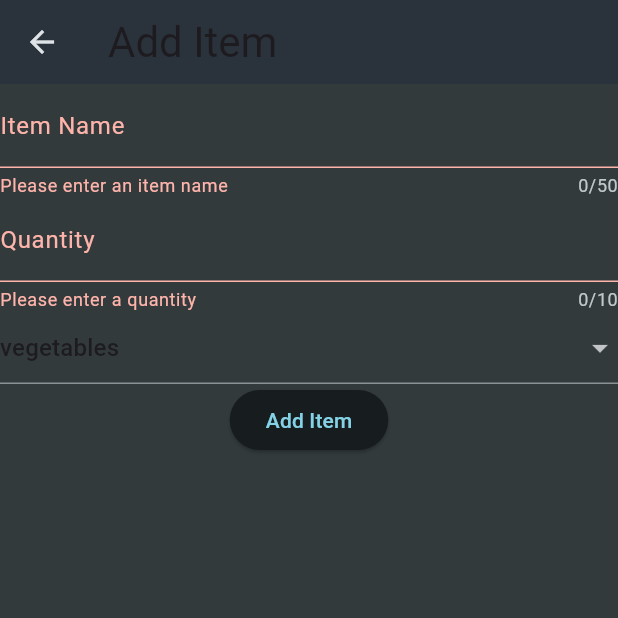
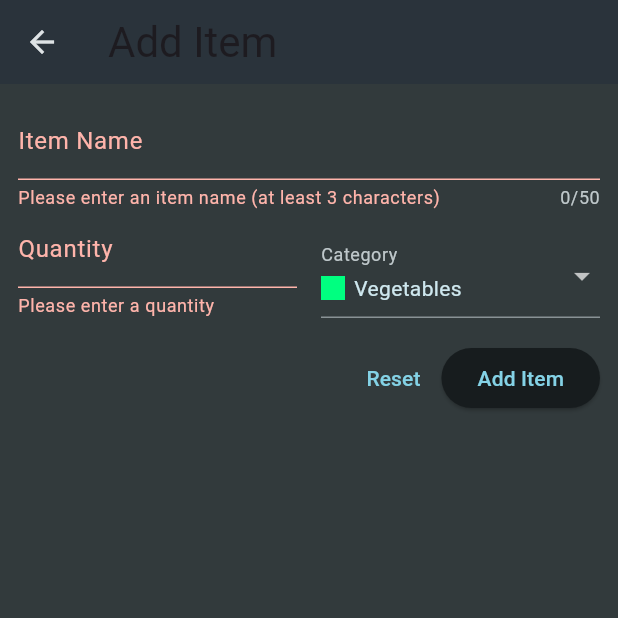
Before and after one commit to rizkyramdhonaputra/basandid-groceries-list, a Flutter app: the AddItemScreen screen opened by its route, after a tap on "Add Item", on a phone screen of 412 x 824 dp, the top half of it. Run offline on Flutter 3.47's test engine with Material 3 defaults, Android fonts, the phone set to English and light mode, and no system bars; our stand-ins replace flutter_riverpod, google_fonts; network calls fail.

```diff
--- a/lib/data/categories.dart
+++ b/lib/data/categories.dart
@@ -1,46 +1,21 @@
 import 'package:flutter/material.dart';
 import '../models/category_model.dart';
 
-
 const categories = {
-  Categories.vegetables: Category(
+  ItemCategories.vegetables: Category(
     'Vegetables',
     Color.fromARGB(255, 0, 255, 128),
   ),
-  Categories.fruit: Category(
-    'Fruit',
-    Color.fromARGB(255, 145, 255, 0),
-  ),
-  Categories.meat: Category(
-    'Meat',
-    Color.fromARGB(255, 255, 102, 0),
-  ),
-  Categories.dairy: Category(
-    'Dairy',
-    Color.fromARGB(255, 0, 208, 255),
-  ),
-  Categories.carbs: Category(
-    'Carbs',
-    Color.fromARGB(255, 0, 60, 255),
-  ),
-  Categories.sweets: Category(
-    'Sweets',
-    Color.fromARGB(255, 255, 149, 0),
-  ),
-  Categories.spices: Category(
-    'Spices',
-    Color.fromARGB(255, 255, 187, 0),
-  ),
-  Categories.convenience: Category(
+  ItemCategories.fruit: Category('Fruit', Color.fromARGB(255, 145, 255, 0)),
+  ItemCategories.meat: Category('Meat', Color.fromARGB(255, 255, 102, 0)),
+  ItemCategories.dairy: Category('Dairy', Color.fromARGB(255, 0, 208, 255)),
+  ItemCategories.carbs: Category('Carbs', Color.fromARGB(255, 0, 60, 255)),
+  ItemCategories.sweets: Category('Sweets', Color.fromARGB(255, 255, 149, 0)),
+  ItemCategories.spices: Category('Spices', Color.fromARGB(255, 255, 187, 0)),
+  ItemCategories.convenience: Category(
     'Convenience',
     Color.fromARGB(255, 191, 0, 255),
   ),
-  Categories.hygiene: Category(
-    'Hygiene',
-    Color.fromARGB(255, 149, 0, 255),
-  ),
-  Categories.other: Category(
-    'Other',
-    Color.fromARGB(255, 0, 225, 255),
-  ),
+  ItemCategories.hygiene: Category('Hygiene', Color.fromARGB(255, 149, 0, 255)),
+  ItemCategories.other: Category('Other', Color.fromARGB(255, 0, 225, 255)),
 };
--- a/lib/models/category_model.dart
+++ b/lib/models/category_model.dart
@@ -7,7 +7,7 @@ class Category {
   final Color color;
 }
 
-enum Categories {
+enum ItemCategories {
   vegetables,
   fruit,
   meat,
@@ -17,5 +17,5 @@ enum Categories {
   spices,
   convenience,
   hygiene,
-  other
+  other,
 }
--- a/lib/models/item_model.dart
+++ b/lib/models/item_model.dart
@@ -12,4 +12,30 @@ class Grocery {
   final String name;
   final int quantity;
   final Category category;
+
+  Grocery copyWith({
+    String? id,
+    String? name,
+    int? quantity,
+    Category? category,
+  }) {
+    return Grocery(
+      id: id ?? this.id,
+      name: name ?? this.name,
+      quantity: quantity ?? this.quantity,
+      category: category ?? this.category,
+    );
+  }
 }
+
+class GroceryInput {
+  const GroceryInput({
+    required this.name,
+    required this.quantity,
+    required this.category,
+  });
+
+  final String name;
+  final int quantity;
+  final Category category;
+}
--- a/lib/screens/additem_screen.dart
+++ b/lib/screens/additem_screen.dart
@@ -5,7 +5,6 @@ import 'package:aplikasi_shoppinglist/providers/groceriesdata_provider.dart';
 import 'package:flutter/material.dart';
 import 'package:flutter/services.dart';
 import 'package:flutter_riverpod/flutter_riverpod.dart';
-import 'package:uuid/uuid.dart';
 
 class AddItemScreen extends ConsumerStatefulWidget {
   const AddItemScreen({super.key});
@@ -16,33 +15,42 @@ class AddItemScreen extends ConsumerStatefulWidget {
 
 class _AddItemScreenState extends ConsumerState<AddItemScreen> {
   final _formKey = GlobalKey<FormState>();
-  final uuid = const Uuid();
-  final _itemNameController = TextEditingController();
-  final _quantityController = TextEditingController();
-  Category selectedCategoryController = categories[Categories.vegetables]!;
-
-  @override
-  void dispose() {
-    _itemNameController.dispose();
-    _quantityController.dispose();
-    super.dispose();
-  }
+  String _enteredItemName = '';
+  int _enteredItemQuantity = 0;
+  Category _selectedCategory = categories[ItemCategories.vegetables]!;
 
   void _submitForm() {
     if (!_formKey.currentState!.validate()) {
       return;
     }
+    _formKey.currentState!.save();
     ref
         .read(groceriesProvider.notifier)
         .addItem(
-          Grocery(
-            id: uuid.v4(),
-            name: _itemNameController.text,
-            quantity: int.tryParse(_quantityController.text)!,
-            category: selectedCategoryController,
+          GroceryInput(
+            name: _enteredItemName,
+            quantity: _enteredItemQuantity,
+            category: _selectedCategory,
           ),
         );
+    final snackbarProcess = ScaffoldMessenger.of(context);
     Navigator.pop(context);
+    snackbarProcess.clearSnackBars();
+    snackbarProcess.showSnackBar(
+      const SnackBar(
+        content: Text('Item added to the shopping list!'),
+        duration: Duration(seconds: 2),
+      ),
+    );
+  }
+
+  void _resetForm() {
+    _formKey.currentState!.reset();
+    setState(() {
+      _enteredItemName = '';
+      _enteredItemQuantity = 0;
+      _selectedCategory = categories[ItemCategories.vegetables]!;
+    });
   }
 
   @override
@@ -62,42 +70,102 @@ class _AddItemScreenState extends ConsumerState<AddItemScreen> {
   Widget _buildForm(final BuildContext context) {
     return Form(
       key: _formKey,
+      child: Padding(
+        padding: const EdgeInsets.all(12.0),
         child: Column(
           children: [
             TextFormField(
-            controller: _itemNameController,
               decoration: const InputDecoration(labelText: 'Item Name'),
+              onSaved: (enteredValue) => _enteredItemName = enteredValue!,
+              style: Theme.of(context).textTheme.bodyMedium!.copyWith(
+                color: Theme.of(context).colorScheme.onSurface,
+              ),
               maxLength: 50,
-            validator: (final value) => value == null || value.isEmpty
-                ? 'Please enter an item name'
+              validator: (final value) =>
+                  value == null || value.isEmpty || value.length <= 2
+                  ? 'Please enter an item name (at least 3 characters)'
                   : null,
             ),
-          TextFormField(
-            controller: _quantityController,
+            Row(
+              crossAxisAlignment: CrossAxisAlignment.end,
+              children: [
+                Expanded(
+                  child: TextFormField(
                     decoration: const InputDecoration(labelText: 'Quantity'),
+                    onSaved: (enteredValue) =>
+                        _enteredItemQuantity = int.parse(enteredValue!),
+                    style: Theme.of(context).textTheme.bodyMedium!.copyWith(
+                      color: Theme.of(context).colorScheme.onSurface,
+                    ),
                     keyboardType: TextInputType.number,
-            maxLength: 10,
                     inputFormatters: [FilteringTextInputFormatter.digitsOnly],
-            validator: (final value) => value == null || value.isEmpty
+                    validator: (final value) =>
+                        value == null ||
+                            value.isEmpty ||
+                            int.tryParse(value) == null ||
+                            int.parse(value) < 1
                         ? 'Please enter a quantity'
                         : null,
                   ),
-          DropdownButtonFormField<Categories>(
-            initialValue: Categories.vegetables,
+                ),
+                const SizedBox(width: 16),
+                Expanded(
+                  child: DropdownButtonFormField<Category>(
+                    initialValue: categories[ItemCategories.vegetables],
+                    decoration: const InputDecoration(labelText: 'Category'),
+                    style: Theme.of(context).textTheme.bodyMedium!.copyWith(
+                      color: Theme.of(context).colorScheme.onSurface,
+                    ),
                     items: [
-              for (Categories category in Categories.values)
-                DropdownMenuItem(value: category, child: Text(category.name)),
+                      for (final inputCategory in categories.entries)
+                        DropdownMenuItem(
+                          value: inputCategory.value,
+                          child: Row(
+                            children: [
+                              Container(
+                                width: 16,
+                                height: 16,
+                                color: inputCategory.value.color,
+                              ),
+                              const SizedBox(width: 6),
+                              Text(
+                                inputCategory.value.title,
+                                style: Theme.of(context).textTheme.bodyMedium!
+                                    .copyWith(
+                                      color: Theme.of(
+                                        context,
+                                      ).colorScheme.onSecondaryContainer,
+                                    ),
+                              ),
+                            ],
+                          ),
+                        ),
                     ],
                     onChanged: (final value) {
-              value != null
-                  ? setState(() {
-                      selectedCategoryController = categories[value]!;
-                    })
-                  : null;
+                      if (value == null) {
+                        return;
+                      }
+                      setState(() {
+                        _selectedCategory = value;
+                      });
                     },
                   ),
-          ElevatedButton(onPressed: _submitForm, child: const Text('Add Item')),
+                ),
               ],
+            ),
+            const SizedBox(height: 16),
+            Row(
+              mainAxisAlignment: MainAxisAlignment.end,
+              children: [
+                TextButton(onPressed: _resetForm, child: const Text('Reset')),
+                ElevatedButton(
+                  onPressed: _submitForm,
+                  child: const Text('Add Item'),
+                ),
+              ],
+            ),
+          ],
+        ),
       ),
     );
   }
--- a/pubspec.yaml
+++ b/pubspec.yaml
@@ -38,6 +38,7 @@ dependencies:
   riverpod: ^3.2.1
   flutter_riverpod: ^3.3.1
   uuid: ^4.5.3
+  http: ^1.6.0
 
 dev_dependencies:
   flutter_test:
```
Also changed, not shown: lib/data/dummy_item.dart (+1 -22 lines), lib/providers/groceriesdata_provider.dart (+84 -10 lines), lib/screens/grocerieslist_screen.dart (+58 -5 lines), lib/widget/groceriesitem.dart (+11 -1 lines), lib/main.dart (line endings or trailing spaces), pubspec.lock. Lines whose indentation alone changed are shown as unchanged.
